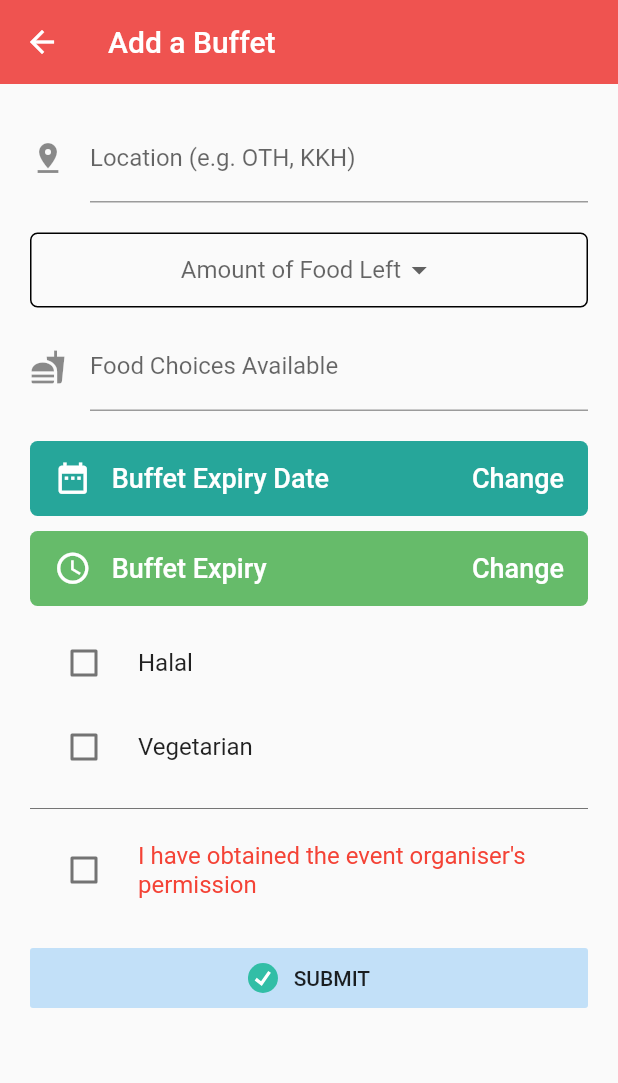
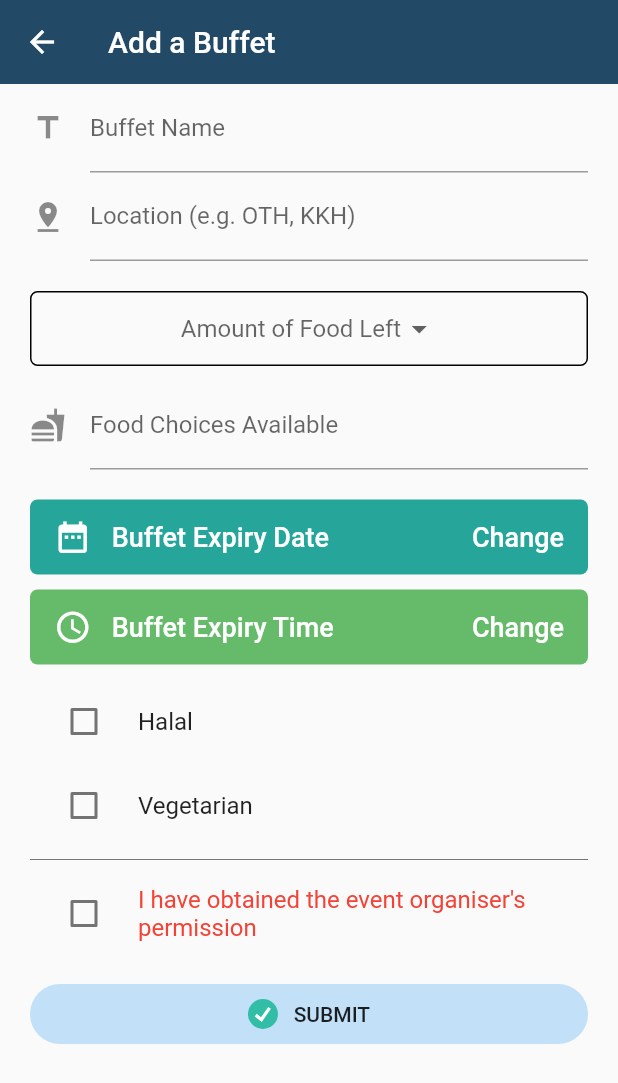
Before and after one commit to neohaojun/makanforfree, a Flutter app: the screen it shows once a user with an empty profile is signed in, after a tap on an icon or button, on a phone screen of 412 x 824 dp. Shown: the top 1083 px of the screen. Run offline on Flutter 3.47's test engine with Material 2 defaults, Android fonts, the phone set to English and light mode, and no system bars; our stand-ins replace cloud_firestore, firebase_auth, flutter_datetime_picker, flutter_svg, google_fonts, google_sign_in; accounts and stored records are empty.

Commit message:
commit on 'master'

```diff
--- a/lib/screens/authenticate/register.dart
+++ b/lib/screens/authenticate/register.dart
@@ -3,7 +3,7 @@ import 'package:flutter_svg/flutter_svg.dart';
 import 'package:makanforfree/services/auth.dart';
 import 'package:makanforfree/shared/constants.dart';
 import 'package:makanforfree/shared/loading.dart';
-// import 'package:makanforfree/shared/app_icons_icons.dart';
+import 'package:google_fonts/google_fonts.dart';
 
 class Register  extends StatefulWidget {
 
@@ -43,26 +43,54 @@ class _RegisterState extends State<Register > {
   @override
   Widget build(BuildContext context) {
     return loading ? Loading() : Scaffold(
-      backgroundColor: Colors.white,
-      appBar: AppBar(
-        backgroundColor: Colors.red,
-        elevation: 0.0,
-        title: Text('MakanForFree'),
-      ),
+      // backgroundColor: Colors.white,
+      // appBar: AppBar(
+      //   backgroundColor: Colors.red,
+      //   elevation: 0.0,
+      //   title: Text('MakanForFree'),
+      // ),
       body: Container(
-        padding: EdgeInsets.symmetric(vertical: 20.0, horizontal: 50.0,),
+        padding: EdgeInsets.symmetric(vertical: 20.0, horizontal: 30.0,),
         child: Form(
           key: _formKey,
+          child: Center(
             child: SingleChildScrollView(
                 child: Column(
+                  // mainAxisAlignment: MainAxisAlignment.center,
                 children: <Widget>[
+                  Align(
+                    alignment: Alignment.topLeft,
+                    child: Image.asset(
+                      'assets/images/logo.png',
+                      height: 70.0,
+                    ),
+                  ),
+                  SizedBox(height: 30.0),
+                  Align(
+                    alignment: Alignment.topLeft,
+                    child: Text(
+                      'Get Started',
+                      style: GoogleFonts.poppins(
+                        textStyle: TextStyle(
+                          fontWeight: FontWeight.bold,
+                          fontSize: 30.0,
+                          color: Color(0xff224966),
+                        ),
+                      ),
+                    ),
+                  ),
+                  Align(
+                    alignment: Alignment.topLeft,
+                    child: Text(
+                      'Create an Account to Continue',
+                      style: GoogleFonts.poppins(
+                        textStyle: TextStyle(
+                          color: Colors.grey,
+                        ),
+                      ),
+                    ),
+                  ),
                   SizedBox(height: 20.0),
-                Text(
-                  'Sign Up',
-                  style: TextStyle(fontWeight: FontWeight.bold, fontSize: 23.0),
-                ),
-                Divider(color: Colors.grey[600]),
-                SizedBox(height: 10.0),
                   TextFormField(
                     decoration: textInputDecoration.copyWith(
                       hintText: 'Email',
@@ -109,17 +137,20 @@ class _RegisterState extends State<Register > {
                   SizedBox(height: errorBox2),
                   ButtonTheme(
                     minWidth: double.infinity,
-                  height: 40.0,
-                  child: RaisedButton.icon(
-                   color: Colors.white,
+                    height: 45.0,
+                    child: FlatButton.icon(
+                      color: Color(0xff224966),
                       label: Text(
                         'REGISTER WITH EMAIL',
-                      style: TextStyle(fontSize: 15, color: Colors.black),
+                        style: TextStyle(fontSize: 15, color: Colors.white),
                       ),
-                    shape: RoundedRectangleBorder(side: BorderSide(color: Colors.grey[600])),
+                      shape: RoundedRectangleBorder(
+                        side: BorderSide(color: Colors.grey[600]),
+                        borderRadius: BorderRadius.circular(25.0),
+                      ),
                       icon: Icon(
                         Icons.mail_outline,
-                    color: Colors.black
+                        color: Colors.white,
                       ),
                       onPressed: () async {
                         if (_formKey.currentState.validate()) {
@@ -152,14 +183,17 @@ class _RegisterState extends State<Register > {
                   SizedBox(height: 10.0),
                   ButtonTheme(
                     minWidth: double.infinity,
-                  height: 40.0,
-                  child: RaisedButton.icon(
+                    height: 45.0,
+                    child: FlatButton.icon(
                       color: Colors.white,
                         label: Text(
                           'CONTINUE WITH GOOGLE',
                           style: TextStyle(fontSize: 15, color: Colors.black),
                         ),
-                    shape: RoundedRectangleBorder(side: BorderSide(color: Colors.grey[600])),
+                      shape: RoundedRectangleBorder(
+                        side: BorderSide(color: Colors.grey[600]),
+                        borderRadius: BorderRadius.circular(25.0),
+                      ),
                       icon: SvgPicture.asset(
                         "assets/icons/google_search.svg",
                         height: 18.0
@@ -194,6 +228,7 @@ class _RegisterState extends State<Register > {
             ),
           ),
         ),
+      ),
     );
   }
 }
--- a/lib/screens/authenticate/sign_in.dart
+++ b/lib/screens/authenticate/sign_in.dart
@@ -4,7 +4,7 @@ import 'package:flutter_svg/flutter_svg.dart';
 import 'package:makanforfree/services/auth.dart';
 import 'package:makanforfree/shared/constants.dart';
 import 'package:makanforfree/shared/loading.dart';
-// import 'package:makanforfree/shared/app_icons_icons.dart';
+import 'package:google_fonts/google_fonts.dart';
 
 class SignIn extends StatefulWidget {
 
@@ -54,26 +54,41 @@ class _SignInState extends State<SignIn> {
         padding: EdgeInsets.symmetric(vertical: 20.0, horizontal: 30.0,),
         child: Form(
           key: _formKey,
-          // child: SingleChildScrollView(
+          child: Center(
+            child: SingleChildScrollView(
               child: Column(
-              mainAxisAlignment: MainAxisAlignment.center,
+                // mainAxisAlignment: MainAxisAlignment.center,
                 children: <Widget>[
-                // SizedBox(height: 20.0),
-                Image.asset('assets/images/logo.png'),
-                SizedBox(height: 10.0),
+                  Align(
+                    alignment: Alignment.topLeft,
+                    child: Image.asset(
+                      'assets/images/logo.png',
+                      height: 70.0,
+                    ),
+                  ),
+                  SizedBox(height: 30.0),
                   Align(
                     alignment: Alignment.topLeft,
                     child: Text(
                       'Welcome Back',
-                    style: TextStyle(fontWeight: FontWeight.bold, fontSize: 35.0, color: Color(0xff224966)),
+                      style: GoogleFonts.poppins(
+                        textStyle: TextStyle(
+                          fontWeight: FontWeight.bold,
+                          fontSize: 30.0,
+                          color: Color(0xff224966),
                         ),
                       ),
-                SizedBox(height: 3.0),
+                    ),
+                  ),
                   Align(
                     alignment: Alignment.topLeft,
                     child: Text(
-                    'Sign in to Continue',
-                    style: TextStyle(color: Colors.grey),
+                      'Sign In to Continue',
+                      style: GoogleFonts.poppins(
+                        textStyle: TextStyle(
+                          color: Colors.grey,
+                        ),
+                      ),
                     ),
                   ),
                   SizedBox(height: 20.0),
@@ -123,8 +138,8 @@ class _SignInState extends State<SignIn> {
                   SizedBox(height: errorBox2),
                   ButtonTheme(
                     minWidth: double.infinity,
-                  height: 40.0,
-                  child: RaisedButton.icon(
+                    height: 45.0,
+                    child: FlatButton.icon(
                       color: Color(0xff224966),
                       label: Text(
                         'SIGN IN WITH EMAIL',
@@ -132,7 +147,7 @@ class _SignInState extends State<SignIn> {
                       ),
                       shape: RoundedRectangleBorder(
                         side: BorderSide(color: Colors.grey[600]),
-                      borderRadius: BorderRadius.circular(20.0),
+                        borderRadius: BorderRadius.circular(25.0),
                       ),
                       icon: Icon(
                         Icons.mail_outline,
@@ -169,8 +184,8 @@ class _SignInState extends State<SignIn> {
                   SizedBox(height: 10.0),
                   ButtonTheme(
                     minWidth: double.infinity,
-                  height: 40.0,
-                  child: RaisedButton.icon(
+                    height: 45.0,
+                    child: FlatButton.icon(
                       color: Colors.white,
                       label: Text(
                         'CONTINUE WITH GOOGLE',
@@ -178,7 +193,7 @@ class _SignInState extends State<SignIn> {
                       ),
                       shape: RoundedRectangleBorder(
                         side: BorderSide(color: Colors.grey[600]),
-                      borderRadius: BorderRadius.circular(20.0),
+                        borderRadius: BorderRadius.circular(25.0),
                       ),
                       icon: SvgPicture.asset(
                         "assets/icons/google_search.svg",
@@ -190,7 +205,6 @@ class _SignInState extends State<SignIn> {
                         error2 = "Error signing in with google";
                         errorBox3 = 20.0;
                         errorBox4 = 20.0;
-                      setState(() => loading = false);
                       },
                     ),
                   ),
@@ -214,7 +228,8 @@ class _SignInState extends State<SignIn> {
               ),
             ),
           ),
+        ),
+      ),
     );
-    // );
   }
 }
--- a/lib/screens/home/form_material.dart
+++ b/lib/screens/home/form_material.dart
@@ -1,3 +1,4 @@
+import 'package:cloud_firestore/cloud_firestore.dart';
 import 'package:flutter/material.dart';
 import 'package:flutter_datetime_picker/flutter_datetime_picker.dart';
 import 'package:flutter_svg/flutter_svg.dart';
@@ -10,6 +11,7 @@ class FormMaterial extends StatefulWidget {
 }
 
 class _FormMaterialState extends State<FormMaterial> {
+  TextEditingController _titleController;
   TextEditingController _locationController;
   TextEditingController _choicesController;
 
@@ -21,9 +23,10 @@ class _FormMaterialState extends State<FormMaterial> {
   }
 
   // final _user = User();
+  final firestoreInstance = Firestore.instance;
   final _formKey = GlobalKey<FormState>();
   String _date = "Buffet Expiry Date";
-  String _time = "Buffet Expiry";
+  String _time = "Buffet Expiry Time";
   bool _halal = false;
   bool _vegetarian = false;
   bool _permission = false;
@@ -37,11 +40,11 @@ class _FormMaterialState extends State<FormMaterial> {
     return Scaffold(
       appBar: AppBar(
         title: Text('Add a Buffet'),
-        backgroundColor: Colors.red[400],
+        backgroundColor: Color(0xff224966),
         elevation: 0.0,
       ),
       body: Container(
-        padding: EdgeInsets.symmetric(vertical: 20.0, horizontal: 20.0,),
+        padding: EdgeInsets.symmetric(vertical: 0.0, horizontal: 20.0,),
         child: Builder(
           builder: (context) => Form(
             key: _formKey,
@@ -52,13 +55,24 @@ class _FormMaterialState extends State<FormMaterial> {
                   TextFormField(
                     decoration: InputDecoration(
                       icon: Icon(
+                        Icons.title
+                      ),
+                      labelText: "Buffet Name",
+                    ),
+                    controller: _titleController,
+                    maxLines: null,
+                    validator: (val) => val.isEmpty ? 'This field cannot be empty' : null,
+                  ),
+                  TextFormField(
+                    decoration: InputDecoration(
+                      icon: Icon(
                         Icons.pin_drop,
                       ),
                       labelText: "Location (e.g. OTH, KKH)",
                     ),
                     controller: _locationController,
                     maxLines: null,
-                    validator: (val) => val.isEmpty ? 'Enter a valid location.' : null,
+                    validator: (val) => val.isEmpty ? 'This field cannot be empty' : null,
                   ),
                   SizedBox(height: 20.0),
                   Container(
@@ -95,6 +109,7 @@ class _FormMaterialState extends State<FormMaterial> {
                     ),
                     controller: _choicesController,
                     maxLines: null,
+                    validator: (val) => val.isEmpty ? 'This field cannot be empty' : null,
                   ),
                   SizedBox(height: 20.0),
                   FlatButton(
@@ -235,9 +250,9 @@ class _FormMaterialState extends State<FormMaterial> {
                       });
                     },
                   ),
-                  SizedBox(height: 5.0),
+                  // SizedBox(height: 1.0),
                   Divider(color: Colors.grey[600]),
-                  SizedBox(height: 5.0),
+                  // SizedBox(height: 1.0),
                   CheckboxListTile(
                     title: Text(
                       "I have obtained the event organiser's permission",
@@ -254,7 +269,7 @@ class _FormMaterialState extends State<FormMaterial> {
                       });
                     },
                   ),
-                  SizedBox(height: 20.0),
+                  SizedBox(height: 15.0),
                   ButtonTheme(
                     minWidth: double.infinity,
                     height: 40.0,
@@ -262,7 +277,18 @@ class _FormMaterialState extends State<FormMaterial> {
                       alignment: Alignment.bottomCenter,
                       child: FlatButton(
                         color: Colors.blue.withOpacity(.26),
-                        onPressed: () {},
+                        shape: RoundedRectangleBorder(
+                          borderRadius: BorderRadius.circular(25.0),
+                        ),
+                        onPressed: () {
+                          firestoreInstance.collection("buffets").add({
+                            "title" : _titleController.text,
+                            "location": _locationController.text,
+                            "choices": _choicesController.text,
+                          }).then((value){
+                            print(value.documentID);
+                          });
+                        },
                         child: Row(
                           mainAxisAlignment: MainAxisAlignment.center,
                           children: [
--- a/lib/screens/home/home.dart
+++ b/lib/screens/home/home.dart
@@ -17,23 +17,62 @@ class _HomeState extends State<Home> {
   @override
   Widget build(BuildContext context) {
     return Scaffold(
-      backgroundColor: Colors.white,
+      // backgroundColor: Colors.white,
       appBar: AppBar(
-        title: Text('Home | MakanForFree'),
-        backgroundColor: Colors.red[400],
-        elevation: 0.0,
+        title: Row(
+          children: [
+            Image.asset(
+              'assets/images/logo.png',
+              fit: BoxFit.contain,
+              height: 33.0,
+            ),
+            Container(
+              padding: const EdgeInsets.all(8.0),
+              child: Text(
+                'MakanForFree',
+                style: TextStyle(color: Color(0xff224966)),
+              )
+            )
+          ],
+        ),
+        backgroundColor: Colors.white,
+        elevation: 2.0,
         actions: <Widget>[
           FlatButton(
             child: Icon(
               Icons.exit_to_app,
-              color: Colors.white,
+              color: Color(0xff224966),
             ),
             onPressed: () async {
               await _auth.signOut();
-              setState(() => loading = true);
             },
           )
         ],
+      ),
+      body: Container(
+        padding: EdgeInsets.symmetric(vertical: 20.0, horizontal: 30.0,),
+        child: SingleChildScrollView(
+          child: Column(
+            children: <Widget>[
+              SizedBox(height: 50.0,),
+              Row(
+                children: <Widget>[
+                  // Align(
+                  //       alignment: Alignment.topLeft,
+                  //       child: Image.asset(
+                  //         'assets/images/logo.png',
+                  //         height: 40.0,
+                  //       ),
+                  //     ),
+                  // Text(
+                  //   '   Home | Makan For Free',
+                  //   style: TextStyle(fontWeight: FontWeight.bold, fontSize: 18.0, color: Color(0xff224966)),
+                  // ),
+                ],
+              ),
+            ],
+          ),
+        ),
       ),
       floatingActionButton: Container(
         padding: EdgeInsets.all(10),
--- a/lib/services/auth.dart
+++ b/lib/services/auth.dart
@@ -67,8 +67,8 @@ class AuthService {
   //sign out
   Future signOut() async {
     try {
-      GoogleSignIn googleSignIn = GoogleSignIn();
-      await googleSignIn.disconnect();
+      // GoogleSignIn googleSignIn = GoogleSignIn();
+      // await googleSignIn.disconnect();
       return await _auth.signOut();
     } catch(e) {
       print(e.toString());
--- a/pubspec.yaml
+++ b/pubspec.yaml
@@ -31,6 +31,8 @@ dependencies:
   device_info: ^0.4.2+3
 
   rxdart: ^0.24.0
+
+  google_fonts: ^1.1.0
 
   animations: ^1.0.0+5
   flutter_screenutil: ^1.1.0
```
Also changed, not shown: assets/images/logo.png, assets/images/logo_2.png (added), pubspec.lock. Lines whose indentation alone changed are shown as unchanged.
